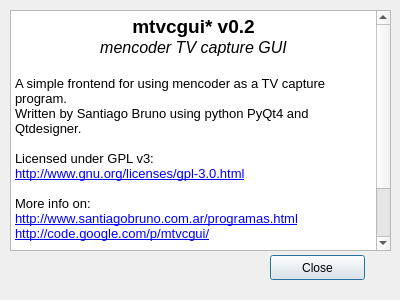
Old version of the form ui/about.ui in the repository sbruno/mtvcgui.
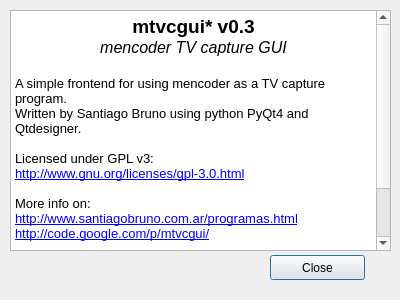
New version of the form.

Commit message: * Configuration file is stored in ~/.mtvgui/ * Added brightness, contrast, hue, and saturation controls. * Changes in channel number, norm, or color controls are observed in the preview. * Other fixes (preventing more than one instance of mplayer for preview, kill preview when program exits, and other minors)

What changed in the file:
```diff
--- a/ui/about.ui
+++ b/ui/about.ui
@@ -34,25 +34,25 @@
      <height>241</height>
     </rect>
    </property>
-   <property name="html" >
-    <string>&lt;!DOCTYPE HTML PUBLIC "-//W3C//DTD HTML 4.0//EN" "http://www.w3.org/TR/REC-html40/strict.dtd">
-&lt;html>&lt;head>&lt;meta name="qrichtext" content="1" />&lt;style type="text/css">
+   <property name="html">
+    <string>&lt;!DOCTYPE HTML PUBLIC &quot;-//W3C//DTD HTML 4.0//EN&quot; &quot;http://www.w3.org/TR/REC-html40/strict.dtd&quot;&gt;
+&lt;html&gt;&lt;head&gt;&lt;meta name=&quot;qrichtext&quot; content=&quot;1&quot; /&gt;&lt;style type=&quot;text/css&quot;&gt;
 p, li { white-space: pre-wrap; }
-&lt;/style>&lt;/head>&lt;body style=" font-family:'Sans Serif'; font-size:10pt; font-weight:400; font-style:normal;">
-&lt;p align="center" style=" margin-top:0px; margin-bottom:0px; margin-left:0px; margin-right:0px; -qt-block-indent:0; text-indent:0px;">&lt;span style=" font-size:14pt; font-weight:600;">mtvcgui* v0.2&lt;/span>&lt;/p>
-&lt;p align="center" style=" margin-top:0px; margin-bottom:0px; margin-left:0px; margin-right:0px; -qt-block-indent:0; text-indent:0px; font-size:14pt; font-weight:600;">&lt;span style=" font-size:12pt; font-weight:400; font-style:italic;">mencoder TV capture GUI&lt;/span>&lt;/p>
-&lt;p align="center" style="-qt-paragraph-type:empty; margin-top:0px; margin-bottom:0px; margin-left:0px; margin-right:0px; -qt-block-indent:0; text-indent:0px; font-size:12pt; font-style:italic;">&lt;/p>
-&lt;p style=" margin-top:0px; margin-bottom:0px; margin-left:0px; margin-right:0px; -qt-block-indent:0; text-indent:0px; font-size:12pt; font-style:italic;">&lt;span style=" font-size:10pt; font-style:normal;">A simple frontend for using mencoder as a TV capture program.&lt;/span>&lt;/p>
-&lt;p style=" margin-top:0px; margin-bottom:0px; margin-left:0px; margin-right:0px; -qt-block-indent:0; text-indent:0px;">Written by Santiago Bruno using python PyQt4 and Qtdesigner.&lt;/p>
-&lt;p style="-qt-paragraph-type:empty; margin-top:0px; margin-bottom:0px; margin-left:0px; margin-right:0px; -qt-block-indent:0; text-indent:0px;">&lt;/p>
-&lt;p style=" margin-top:0px; margin-bottom:0px; margin-left:0px; margin-right:0px; -qt-block-indent:0; text-indent:0px;">Licensed under GPL v3:&lt;/p>
-&lt;p style=" margin-top:0px; margin-bottom:0px; margin-left:0px; margin-right:0px; -qt-block-indent:0; text-indent:0px;">&lt;a href="http://www.gnu.org/licenses/gpl-3.0.html">&lt;span style=" text-decoration: underline; color:#0000ff;">http://www.gnu.org/licenses/gpl-3.0.html&lt;/span>&lt;/a>&lt;/p>
-&lt;p style="-qt-paragraph-type:empty; margin-top:0px; margin-bottom:0px; margin-left:0px; margin-right:0px; -qt-block-indent:0; text-indent:0px;">&lt;/p>
-&lt;p style=" margin-top:0px; margin-bottom:0px; margin-left:0px; margin-right:0px; -qt-block-indent:0; text-indent:0px;">More info on:&lt;/p>
-&lt;p style=" margin-top:0px; margin-bottom:0px; margin-left:0px; margin-right:0px; -qt-block-indent:0; text-indent:0px;">&lt;a href="http://www.santiagobruno.com.ar/programas.html">&lt;span style=" text-decoration: underline; color:#0000ff;">http://www.santiagobruno.com.ar/programas.html&lt;/span>&lt;/a>&lt;/p>
-&lt;p style=" margin-top:0px; margin-bottom:0px; margin-left:0px; margin-right:0px; -qt-block-indent:0; text-indent:0px;">&lt;a href="http://code.google.com/p/mtvcgui/">&lt;span style=" text-decoration: underline; color:#0000ff;">http://code.google.com/p/mtvcgui/&lt;/span>&lt;/a>&lt;/p>
-&lt;p style="-qt-paragraph-type:empty; margin-top:0px; margin-bottom:0px; margin-left:0px; margin-right:0px; -qt-block-indent:0; text-indent:0px;">&lt;/p>
-&lt;p style=" margin-top:0px; margin-bottom:0px; margin-left:0px; margin-right:0px; -qt-block-indent:0; text-indent:0px;">* This program doesn't deserve a creative name. Other more interesting projects may then find their name already taken by this one! Besides, mtvcgui had no hits in google, and I want to be unique :D&lt;/p>&lt;/body>&lt;/html></string>
+&lt;/style&gt;&lt;/head&gt;&lt;body style=&quot; font-family:'DejaVu Sans'; font-size:9pt; font-weight:400; font-style:normal;&quot;&gt;
+&lt;p align=&quot;center&quot; style=&quot; margin-top:0px; margin-bottom:0px; margin-left:0px; margin-right:0px; -qt-block-indent:0; text-indent:0px;&quot;&gt;&lt;span style=&quot; font-family:'Sans Serif'; font-size:14pt; font-weight:600;&quot;&gt;mtvcgui* v0.3&lt;/span&gt;&lt;/p&gt;
+&lt;p align=&quot;center&quot; style=&quot; margin-top:0px; margin-bottom:0px; margin-left:0px; margin-right:0px; -qt-block-indent:0; text-indent:0px;&quot;&gt;&lt;span style=&quot; font-family:'Sans Serif'; font-size:12pt; font-style:italic;&quot;&gt;mencoder TV capture GUI&lt;/span&gt;&lt;/p&gt;
+&lt;p align=&quot;center&quot; style=&quot;-qt-paragraph-type:empty; margin-top:0px; margin-bottom:0px; margin-left:0px; margin-right:0px; -qt-block-indent:0; text-indent:0px; font-family:'Sans Serif'; font-size:12pt; font-style:italic;&quot;&gt;&lt;/p&gt;
+&lt;p style=&quot; margin-top:0px; margin-bottom:0px; margin-left:0px; margin-right:0px; -qt-block-indent:0; text-indent:0px;&quot;&gt;&lt;span style=&quot; font-family:'Sans Serif'; font-size:10pt;&quot;&gt;A simple frontend for using mencoder as a TV capture program.&lt;/span&gt;&lt;/p&gt;
+&lt;p style=&quot; margin-top:0px; margin-bottom:0px; margin-left:0px; margin-right:0px; -qt-block-indent:0; text-indent:0px;&quot;&gt;&lt;span style=&quot; font-family:'Sans Serif'; font-size:10pt;&quot;&gt;Written by Santiago Bruno using python PyQt4 and Qtdesigner.&lt;/span&gt;&lt;/p&gt;
+&lt;p style=&quot;-qt-paragraph-type:empty; margin-top:0px; margin-bottom:0px; margin-left:0px; margin-right:0px; -qt-block-indent:0; text-indent:0px; font-family:'Sans Serif'; font-size:10pt;&quot;&gt;&lt;/p&gt;
+&lt;p style=&quot; margin-top:0px; margin-bottom:0px; margin-left:0px; margin-right:0px; -qt-block-indent:0; text-indent:0px;&quot;&gt;&lt;span style=&quot; font-family:'Sans Serif'; font-size:10pt;&quot;&gt;Licensed under GPL v3:&lt;/span&gt;&lt;/p&gt;
+&lt;p style=&quot; margin-top:0px; margin-bottom:0px; margin-left:0px; margin-right:0px; -qt-block-indent:0; text-indent:0px;&quot;&gt;&lt;a href=&quot;http://www.gnu.org/licenses/gpl-3.0.html&quot;&gt;&lt;span style=&quot; font-family:'Sans Serif'; font-size:10pt; text-decoration: underline; color:#0000ff;&quot;&gt;http://www.gnu.org/licenses/gpl-3.0.html&lt;/span&gt;&lt;/a&gt;&lt;/p&gt;
+&lt;p style=&quot;-qt-paragraph-type:empty; margin-top:0px; margin-bottom:0px; margin-left:0px; margin-right:0px; -qt-block-indent:0; text-indent:0px; font-family:'Sans Serif'; font-size:10pt;&quot;&gt;&lt;/p&gt;
+&lt;p style=&quot; margin-top:0px; margin-bottom:0px; margin-left:0px; margin-right:0px; -qt-block-indent:0; text-indent:0px;&quot;&gt;&lt;span style=&quot; font-family:'Sans Serif'; font-size:10pt;&quot;&gt;More info on:&lt;/span&gt;&lt;/p&gt;
+&lt;p style=&quot; margin-top:0px; margin-bottom:0px; margin-left:0px; margin-right:0px; -qt-block-indent:0; text-indent:0px;&quot;&gt;&lt;a href=&quot;http://www.santiagobruno.com.ar/programas.html&quot;&gt;&lt;span style=&quot; font-family:'Sans Serif'; font-size:10pt; text-decoration: underline; color:#0000ff;&quot;&gt;http://www.santiagobruno.com.ar/programas.html&lt;/span&gt;&lt;/a&gt;&lt;/p&gt;
+&lt;p style=&quot; margin-top:0px; margin-bottom:0px; margin-left:0px; margin-right:0px; -qt-block-indent:0; text-indent:0px;&quot;&gt;&lt;a href=&quot;http://code.google.com/p/mtvcgui/&quot;&gt;&lt;span style=&quot; font-family:'Sans Serif'; font-size:10pt; text-decoration: underline; color:#0000ff;&quot;&gt;http://code.google.com/p/mtvcgui/&lt;/span&gt;&lt;/a&gt;&lt;/p&gt;
+&lt;p style=&quot;-qt-paragraph-type:empty; margin-top:0px; margin-bottom:0px; margin-left:0px; margin-right:0px; -qt-block-indent:0; text-indent:0px; font-family:'Sans Serif'; font-size:10pt;&quot;&gt;&lt;/p&gt;
+&lt;p style=&quot; margin-top:0px; margin-bottom:0px; margin-left:0px; margin-right:0px; -qt-block-indent:0; text-indent:0px;&quot;&gt;&lt;span style=&quot; font-family:'Sans Serif'; font-size:10pt;&quot;&gt;* This program doesn't deserve a creative name. Other more interesting projects may then find their name already taken by this one! Besides, mtvcgui had no hits in google, and I want to be unique :D&lt;/span&gt;&lt;/p&gt;&lt;/body&gt;&lt;/html&gt;</string>
    </property>
   </widget>
  </widget>
```
Left out of the diff: 23 changed lines with no effect on the pictures. The commit also changes 11 other files.
